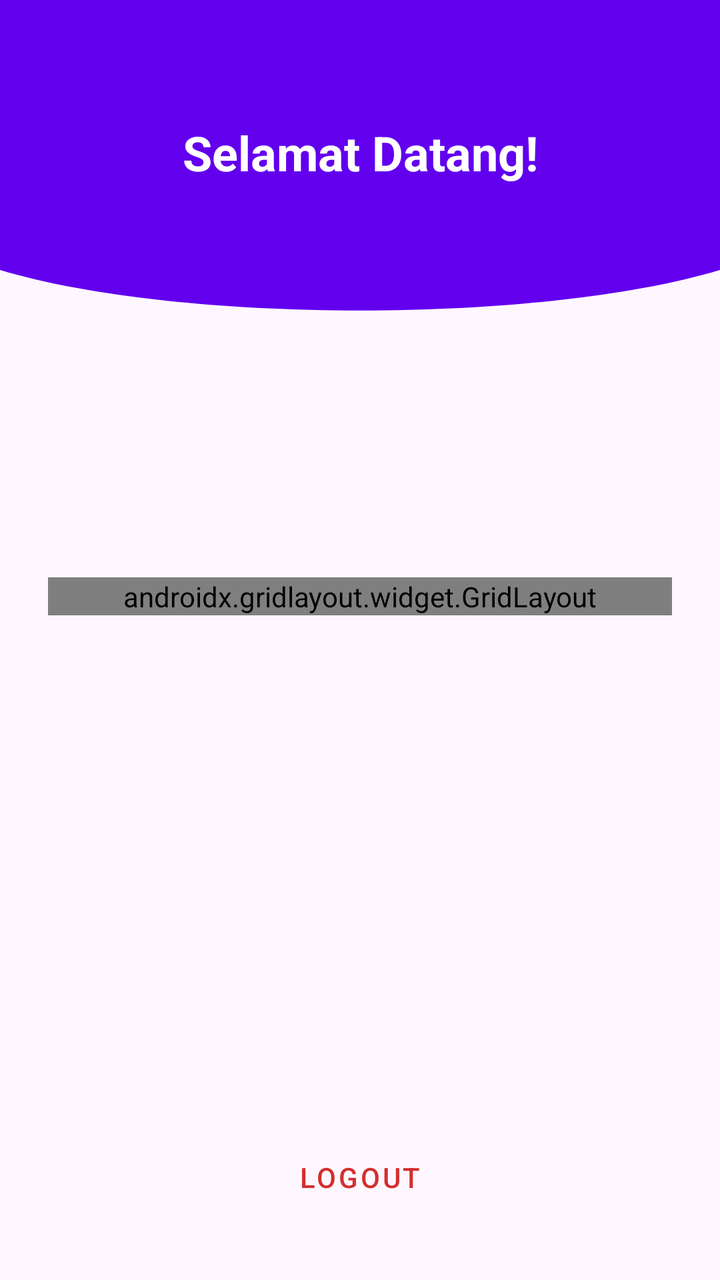
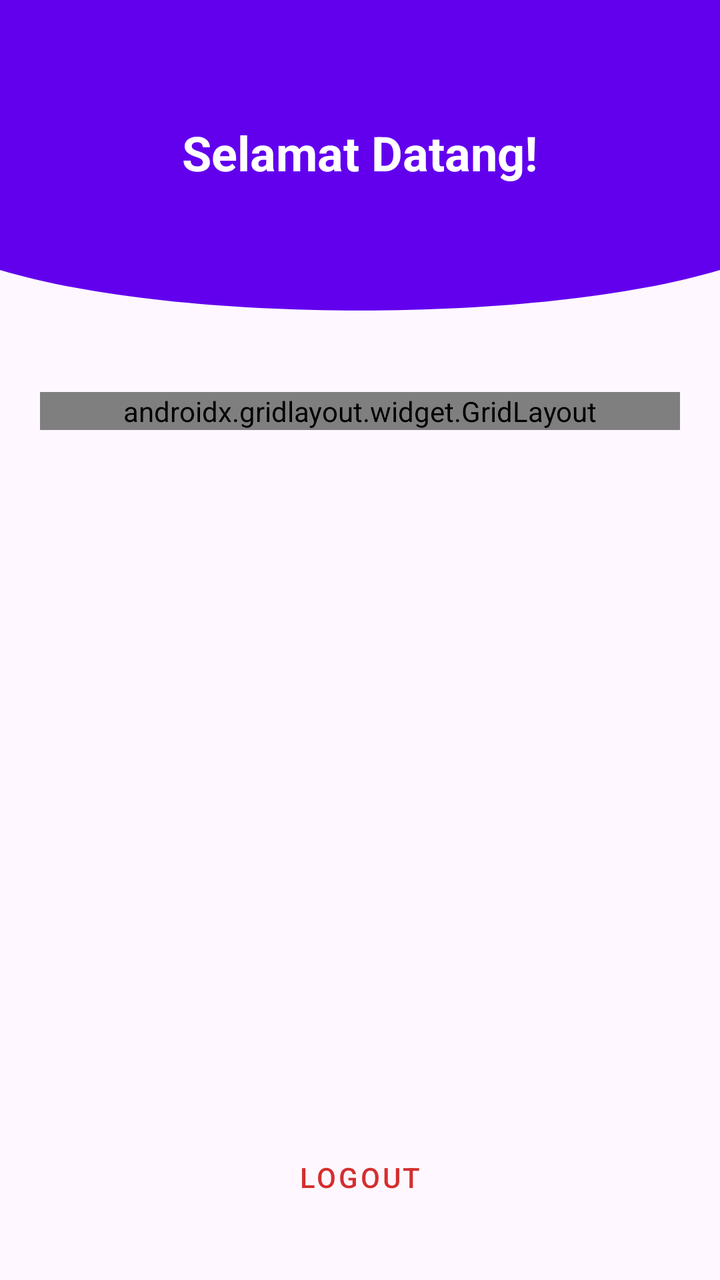

Screens rendered from an Android XML layout before and after an edit, with the pre-edit source and the edit as a unified diff.
<!-- AndroidManifest.xml: application theme Theme.NaailaApps -->
<!-- res/layout/fragment_home.xml -->
<?xml version="1.0" encoding="utf-8"?>
<androidx.constraintlayout.widget.ConstraintLayout
    xmlns:android="http://schemas.android.com/apk/res/android"
    xmlns:app="http://schemas.android.com/apk/res-auto"
    xmlns:tools="http://schemas.android.com/tools"
    android:id="@+id/main"
    android:layout_width="match_parent"
    android:layout_height="match_parent"
    tools:context=".Home.HomeFragment">

    <View
        android:id="@+id/background_header"
        android:layout_width="0dp"
        android:layout_height="180dp"
        android:background="@drawable/bg_header_setengah_lingkaran"
        android:backgroundTint="#6200EE"
        app:layout_constraintEnd_toEndOf="parent"
        app:layout_constraintStart_toStartOf="parent"
        app:layout_constraintTop_toTopOf="parent" />

    <TextView
        android:id="@+id/tvWelcome"
        android:layout_width="wrap_content"
        android:layout_height="wrap_content"
        android:layout_marginTop="60dp"
        android:text="Selamat Datang!"
        android:textColor="#FFFFFF"
        android:textSize="24sp"
        android:textStyle="bold"
        app:layout_constraintEnd_toEndOf="parent"
        app:layout_constraintStart_toStartOf="parent"
        app:layout_constraintTop_toTopOf="parent" />

    <androidx.gridlayout.widget.GridLayout
        android:id="@+id/menuGrid"
        android:layout_width="0dp"
        android:layout_height="wrap_content"
        android:layout_marginHorizontal="24dp"
        app:columnCount="1"
        app:layout_constraintBottom_toTopOf="@id/btnLogout"
        app:layout_constraintEnd_toEndOf="parent"
        app:layout_constraintStart_toStartOf="parent"
        app:layout_constraintTop_toBottomOf="@id/background_header"
        app:layout_constraintVertical_bias="0.3">

        <Button
            android:id="@+id/btnToSecond"
            android:layout_width="match_parent"
            android:layout_height="60dp"
            android:layout_marginBottom="12dp"
            android:backgroundTint="#6200EE"
            android:text="Pertemuan 2"
            android:textAllCaps="false"
            app:cornerRadius="12dp" />

        <Button
            android:id="@+id/btnToThird"
            android:layout_width="match_parent"
            android:layout_height="60dp"
            android:layout_marginBottom="12dp"
            android:backgroundTint="#6200EE"
            android:text="Pertemuan 3"
            android:textAllCaps="false"
            app:cornerRadius="12dp" />

        <Button
            android:id="@+id/btnToFourth"
            android:layout_width="match_parent"
            android:layout_height="60dp"
            android:layout_marginBottom="12dp"
            android:backgroundTint="#6200EE"
            android:text="Pertemuan 4"
            android:textAllCaps="false"
            app:cornerRadius="12dp" />

        <Button
            android:id="@+id/btnToFifth"
            android:layout_width="match_parent"
            android:layout_height="60dp"
            android:layout_marginBottom="12dp"
            android:backgroundTint="#6200EE"
            android:text="Pertemuan 5"
            android:textAllCaps="false"
            app:cornerRadius="12dp" />

        <Button
            android:id="@+id/btnToSeven"
            android:layout_width="match_parent"
            android:layout_height="60dp"
            android:layout_marginBottom="12dp"
            android:backgroundTint="#6200EE"
            android:text="Pertemuan 7"
            android:textAllCaps="false"
            app:cornerRadius="12dp" />

        <Button
            android:id="@+id/btnToNinth"
            android:layout_width="match_parent"
            android:layout_height="60dp"
            android:layout_marginBottom="12dp"
            android:backgroundTint="#6200EE"
            android:text="Pertemuan 9"
            android:textAllCaps="false"
            app:cornerRadius="12dp" />

        <Button
            android:id="@+id/btnToTenth"
            android:layout_width="match_parent"
            android:layout_height="60dp"
            android:backgroundTint="#6200EE"
            android:text="Pertemuan 10"
            android:textAllCaps="false"
            app:cornerRadius="12dp" />

    </androidx.gridlayout.widget.GridLayout>

    <Button
        android:id="@+id/btnLogout"
        style="@style/Widget.MaterialComponents.Button.OutlinedButton"
        android:layout_width="0dp"
        android:layout_height="55dp"
        android:layout_marginHorizontal="24dp"
        android:layout_marginBottom="24dp"
        android:text="Logout"
        android:textColor="#D32F2F"
        app:cornerRadius="12dp"
        app:layout_constraintBottom_toBottomOf="parent"
        app:layout_constraintEnd_toEndOf="parent"
        app:layout_constraintStart_toStartOf="parent"
        app:strokeColor="#D32F2F" />

</androidx.constraintlayout.widget.ConstraintLayout>
<!-- resources referenced by this layout -->
<resources>
  <!-- drawable bg_header_setengah_lingkaran (drawable) -->
  <?xml version="1.0" encoding="utf-8"?>
  <vector xmlns:android="http://schemas.android.com/apk/res/android"
      android:width="100dp"
      android:height="100dp"
      android:viewportWidth="100"
      android:viewportHeight="100">
      <path
          android:fillColor="?attr/colorPrimary"
          android:pathData="
              M0,0
              L100,0
              L100,75
              C 75,90
                25,90
                0,75
              Z" />
  </vector>
  <style name="Theme.NaailaApps" parent="Base.Theme.NaailaApps" />
  <style name="Base.Theme.NaailaApps" parent="Theme.Material3.DayNight.NoActionBar">
          
          
      </style>
</resources>

<!-- the commit's change to res/layout/fragment_home.xml (unified diff, before → after) -->
@@ -8,111 +8,145 @@
     android:layout_height="match_parent"
     tools:context=".Home.HomeFragment">
 
-    <View
-        android:id="@+id/background_header"
+    <androidx.core.widget.NestedScrollView
         android:layout_width="0dp"
-        android:layout_height="180dp"
-        android:background="@drawable/bg_header_setengah_lingkaran"
-        android:backgroundTint="#6200EE"
-        app:layout_constraintEnd_toEndOf="parent"
-        app:layout_constraintStart_toStartOf="parent"
-        app:layout_constraintTop_toTopOf="parent" />
-
-    <TextView
-        android:id="@+id/tvWelcome"
-        android:layout_width="wrap_content"
-        android:layout_height="wrap_content"
-        android:layout_marginTop="60dp"
-        android:text="Selamat Datang!"
-        android:textColor="#FFFFFF"
-        android:textSize="24sp"
-        android:textStyle="bold"
-        app:layout_constraintEnd_toEndOf="parent"
-        app:layout_constraintStart_toStartOf="parent"
-        app:layout_constraintTop_toTopOf="parent" />
-
-    <androidx.gridlayout.widget.GridLayout
-        android:id="@+id/menuGrid"
-        android:layout_width="0dp"
-        android:layout_height="wrap_content"
-        android:layout_marginHorizontal="24dp"
-        app:columnCount="1"
+        android:layout_height="0dp"
+        android:layout_marginBottom="16dp"
         app:layout_constraintBottom_toTopOf="@id/btnLogout"
         app:layout_constraintEnd_toEndOf="parent"
         app:layout_constraintStart_toStartOf="parent"
-        app:layout_constraintTop_toBottomOf="@id/background_header"
-        app:layout_constraintVertical_bias="0.3">
+        app:layout_constraintTop_toTopOf="parent">
 
-        <Button
-            android:id="@+id/btnToSecond"
+        <LinearLayout
             android:layout_width="match_parent"
-            android:layout_height="60dp"
-            android:layout_marginBottom="12dp"
-            android:backgroundTint="#6200EE"
-            android:text="Pertemuan 2"
-            android:textAllCaps="false"
-            app:cornerRadius="12dp" />
+            android:layout_height="wrap_content"
+            android:orientation="vertical">
 
-        <Button
-            android:id="@+id/btnToThird"
-            android:layout_width="match_parent"
-            android:layout_height="60dp"
-            android:layout_marginBottom="12dp"
-            android:backgroundTint="#6200EE"
-            android:text="Pertemuan 3"
-            android:textAllCaps="false"
-            app:cornerRadius="12dp" />
+            <RelativeLayout
+                android:layout_width="match_parent"
+                android:layout_height="wrap_content">
 
-        <Button
-            android:id="@+id/btnToFourth"
-            android:layout_width="match_parent"
-            android:layout_height="60dp"
-            android:layout_marginBottom="12dp"
-            android:backgroundTint="#6200EE"
-            android:text="Pertemuan 4"
-            android:textAllCaps="false"
-            app:cornerRadius="12dp" />
+                <View
+                    android:id="@+id/background_header"
+                    android:layout_width="match_parent"
+                    android:layout_height="180dp"
+                    android:background="@drawable/bg_header_setengah_lingkaran"
+                    android:backgroundTint="#6200EE" />
 
-        <Button
-            android:id="@+id/btnToFifth"
-            android:layout_width="match_parent"
-            android:layout_height="60dp"
-            android:layout_marginBottom="12dp"
-            android:backgroundTint="#6200EE"
-            android:text="Pertemuan 5"
-            android:textAllCaps="false"
-            app:cornerRadius="12dp" />
+                <TextView
+                    android:id="@+id/tvWelcome"
+                    android:layout_width="wrap_content"
+                    android:layout_height="wrap_content"
+                    android:layout_centerHorizontal="true"
+                    android:layout_marginTop="60dp"
+                    android:text="Selamat Datang!"
+                    android:textColor="#FFFFFF"
+                    android:textSize="24sp"
+                    android:textStyle="bold" />
+            </RelativeLayout>
 
-        <Button
-            android:id="@+id/btnToSeven"
-            android:layout_width="match_parent"
-            android:layout_height="60dp"
-            android:layout_marginBottom="12dp"
-            android:backgroundTint="#6200EE"
-            android:text="Pertemuan 7"
-            android:textAllCaps="false"
-            app:cornerRadius="12dp" />
+            <Space
+                android:layout_width="match_parent"
+                android:layout_height="16dp" />
 
-        <Button
-            android:id="@+id/btnToNinth"
-            android:layout_width="match_parent"
-            android:layout_height="60dp"
-            android:layout_marginBottom="12dp"
-            android:backgroundTint="#6200EE"
-            android:text="Pertemuan 9"
-            android:textAllCaps="false"
-            app:cornerRadius="12dp" />
+            <androidx.gridlayout.widget.GridLayout
+                android:id="@+id/menuGrid"
+                android:layout_width="match_parent"
+                android:layout_height="wrap_content"
+                android:layout_marginHorizontal="20dp"
+                app:columnCount="2"
+                app:useDefaultMargins="true">
 
-        <Button
-            android:id="@+id/btnToTenth"
-            android:layout_width="match_parent"
-            android:layout_height="60dp"
-            android:backgroundTint="#6200EE"
-            android:text="Pertemuan 10"
-            android:textAllCaps="false"
-            app:cornerRadius="12dp" />
+                <Button
+                    android:id="@+id/btnToSecond"
+                    android:layout_width="0dp"
+                    android:layout_height="60dp"
+                    app:layout_columnWeight="1"
+                    android:layout_marginBottom="4dp"
+                    android:backgroundTint="#6200EE"
+                    android:text="Pertemuan 2"
+                    android:textAllCaps="false"
+                    app:cornerRadius="12dp" />
 
-    </androidx.gridlayout.widget.GridLayout>
+                <Button
+                    android:id="@+id/btnToThird"
+                    android:layout_width="0dp"
+                    android:layout_height="60dp"
+                    app:layout_columnWeight="1"
+                    android:layout_marginBottom="4dp"
+                    android:backgroundTint="#6200EE"
+                    android:text="Pertemuan 3"
+                    android:textAllCaps="false"
+                    app:cornerRadius="12dp" />
+
+                <Button
+                    android:id="@+id/btnToFourth"
+                    android:layout_width="0dp"
+                    android:layout_height="60dp"
+                    app:layout_columnWeight="1"
+                    android:layout_marginBottom="4dp"
+                    android:backgroundTint="#6200EE"
+                    android:text="Pertemuan 4"
+                    android:textAllCaps="false"
+                    app:cornerRadius="12dp" />
+
+                <Button
+                    android:id="@+id/btnToFifth"
+                    android:layout_width="0dp"
+                    android:layout_height="60dp"
+                    app:layout_columnWeight="1"
+                    android:layout_marginBottom="4dp"
+                    android:backgroundTint="#6200EE"
+                    android:text="Pertemuan 5"
+                    android:textAllCaps="false"
+                    app:cornerRadius="12dp" />
+
+                <Button
+                    android:id="@+id/btnToSeven"
+                    android:layout_width="0dp"
+                    android:layout_height="60dp"
+                    app:layout_columnWeight="1"
+                    android:layout_marginBottom="4dp"
+                    android:backgroundTint="#6200EE"
+                    android:text="Pertemuan 7"
+                    android:textAllCaps="false"
+                    app:cornerRadius="12dp" />
+
+                <Button
+                    android:id="@+id/btnToNinth"
+                    android:layout_width="0dp"
+                    android:layout_height="60dp"
+                    app:layout_columnWeight="1"
+                    android:layout_marginBottom="4dp"
+                    android:backgroundTint="#6200EE"
+                    android:text="Pertemuan 9"
+                    android:textAllCaps="false"
+                    app:cornerRadius="12dp" />
+
+                <Button
+                    android:id="@+id/btnToTenth"
+                    android:layout_width="0dp"
+                    android:layout_height="60dp"
+                    app:layout_columnWeight="1"
+                    android:backgroundTint="#6200EE"
+                    android:text="Pertemuan 10"
+                    android:textAllCaps="false"
+                    app:cornerRadius="12dp" />
+
+            </androidx.gridlayout.widget.GridLayout>
+
+            <androidx.recyclerview.widget.RecyclerView
+                android:id="@+id/rvGallery"
+                android:layout_width="match_parent"
+                android:layout_height="wrap_content"
+                android:layout_marginHorizontal="24dp"
+                android:layout_marginTop="16dp"
+                android:layout_marginBottom="16dp"
+                android:nestedScrollingEnabled="false"
+                android:padding="8dp" />
+
+        </LinearLayout>
+    </androidx.core.widget.NestedScrollView>
 
     <Button
         android:id="@+id/btnLogout"
